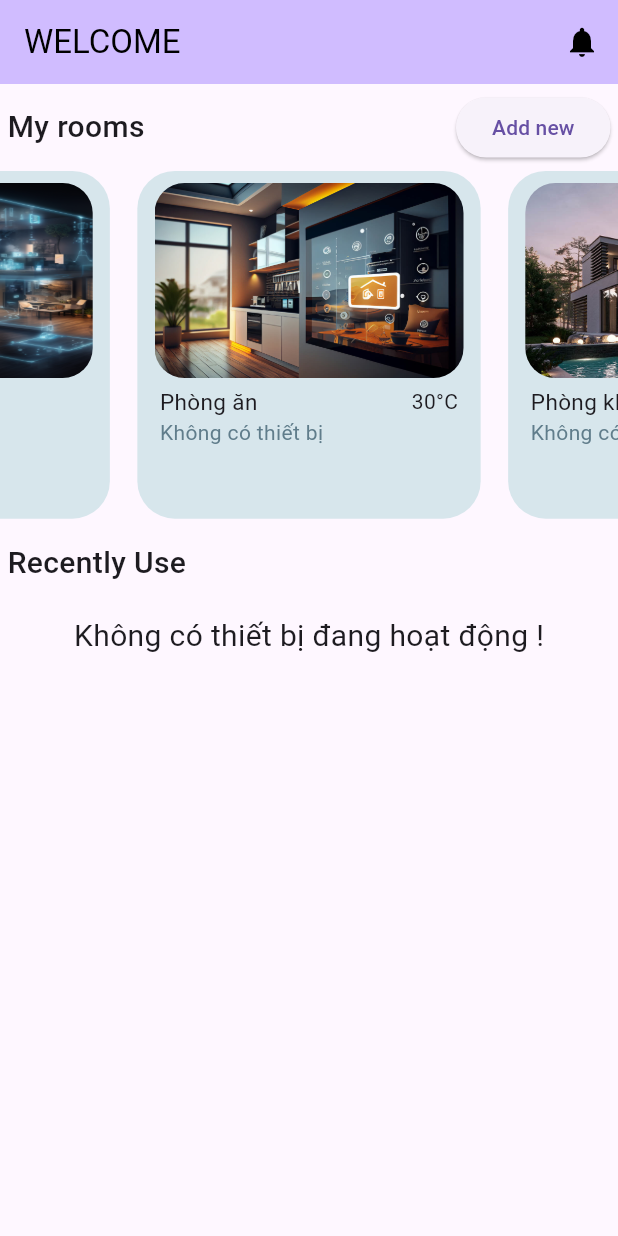
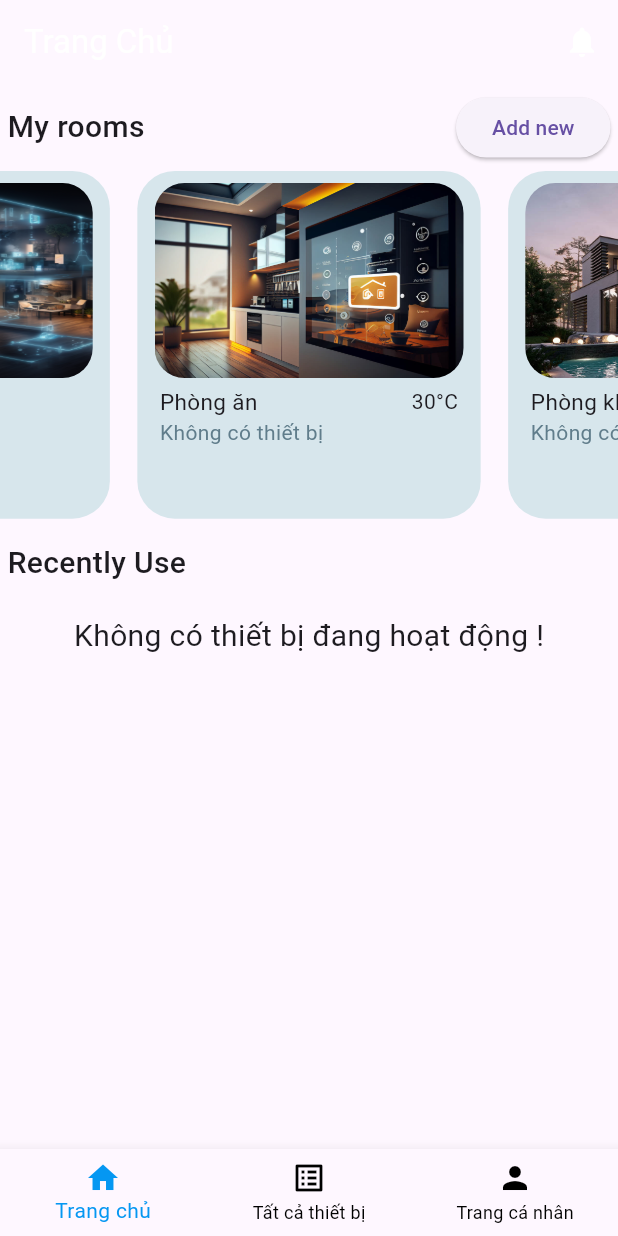
Before and after one commit to vongola-le/DoAn_Nhung, a Flutter app: the screen it shows after launch, on a phone screen of 412 x 824 dp. Run offline on Flutter 3.47's test engine with Material 3 defaults, Android fonts, the light colour scheme and no system bars; drawn by our look-alikes of carousel_slider; our stand-ins replace chewie, cloud_firestore, firebase_core, firebase_database, video_player; accounts and stored records are empty.

```diff
--- a/DoAn/app_smart_house/lib/items/home_screen.dart
+++ b/DoAn/app_smart_house/lib/items/home_screen.dart
@@ -3,6 +3,7 @@ import 'package:app_smart_house/items/device_item.dart';
 import 'package:app_smart_house/items/room_item.dart';
 import 'package:app_smart_house/model/DataServiceDevice.dart';
 import 'package:app_smart_house/model/deviceData.dart';
+import 'package:app_smart_house/view/BottomMenu.dart';
 import 'package:firebase_database/firebase_database.dart';
 import 'package:flutter/material.dart';
 import 'package:carousel_slider/carousel_slider.dart';
@@ -74,20 +75,21 @@ class _HomeScreenState extends State<HomeScreen> {
     });
     return Scaffold(
         appBar: AppBar(
-          backgroundColor: Theme.of(context).colorScheme.inversePrimary,
+          shadowColor: const Color.fromRGBO(5, 151, 242, 0),
           title: const Text(
-            "WELCOME",
-            style: TextStyle(color: Colors.black),
+            "Trang Chủ",
+            style: TextStyle(color: Colors.white),
           ),
           actions: [
             IconButton(
               onPressed: null,
               icon: Icon(
                 Icons.notifications,
-                color: Colors.black,
+                color: Colors.white,
               ),
             ),
           ]),
+        bottomNavigationBar:const BottomMenu(index: 0),
       body: Column(
         children: [
           Padding(
--- a/DoAn/app_smart_house/lib/model/DataServiceUser.dart
+++ b/DoAn/app_smart_house/lib/model/DataServiceUser.dart
@@ -15,7 +15,7 @@ class DatabaseServiceUser {
     List<dynamic> values = snapshot.value as List<dynamic>;
 
     for(var vl in values) {
-      users.add(User2.fromSnapShot(vl as Map<String,dynamic>));
+      users.add(User2.fromSnapShot(vl as Map<Object?,Object?>));
     }
 
     return users;
```
Also changed, not shown: DoAn/app_smart_house/lib/items/AllDeviceScreen.dart (+10 -1 lines), DoAn/app_smart_house/lib/model/userdata.dart (+11 -11 lines), DoAn/app_smart_house/lib/view/BottomMenu.dart (+5 -4 lines), 19 other files.
